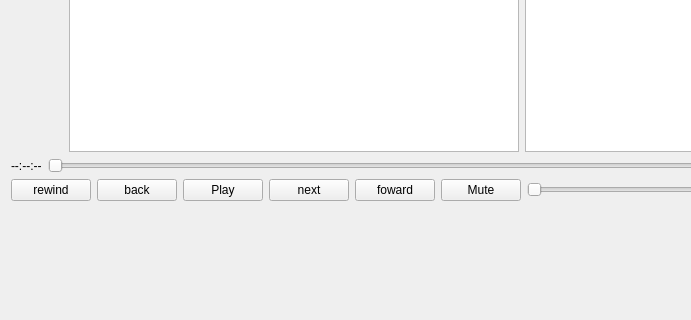
CryptoPooki/projet_IHM_2, file client/mainwindow.ui: the form before one commit; both pictures show x 0 to 691 and y 298 to 618 of the 1005 by 618 pixel window.
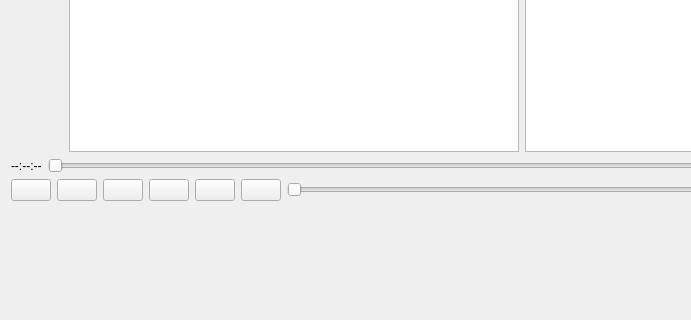
The form after the commit.

What changed in the file:
```diff
--- a/client/mainwindow.ui
+++ b/client/mainwindow.ui
@@ -98,42 +98,42 @@
        <item>
         <widget class="QPushButton" name="Rewind">
          <property name="text">
-          <string>rewind</string>
+          <string/>
          </property>
         </widget>
        </item>
        <item>
         <widget class="QPushButton" name="Back">
          <property name="text">
-          <string>back</string>
+          <string/>
          </property>
         </widget>
        </item>
        <item>
         <widget class="QPushButton" name="Play_pause">
          <property name="text">
-          <string>Play</string>
+          <string/>
          </property>
         </widget>
        </item>
        <item>
         <widget class="QPushButton" name="Next">
          <property name="text">
-          <string>next</string>
+          <string/>
          </property>
         </widget>
        </item>
        <item>
         <widget class="QPushButton" name="Foward">
          <property name="text">
-          <string>foward</string>
+          <string/>
          </property>
         </widget>
        </item>
        <item>
         <widget class="QPushButton" name="Mute">
          <property name="text">
-          <string>Mute</string>
+          <string/>
          </property>
         </widget>
        </item>
```
Left out of the diff: 5 changed lines with no effect on the pictures.
